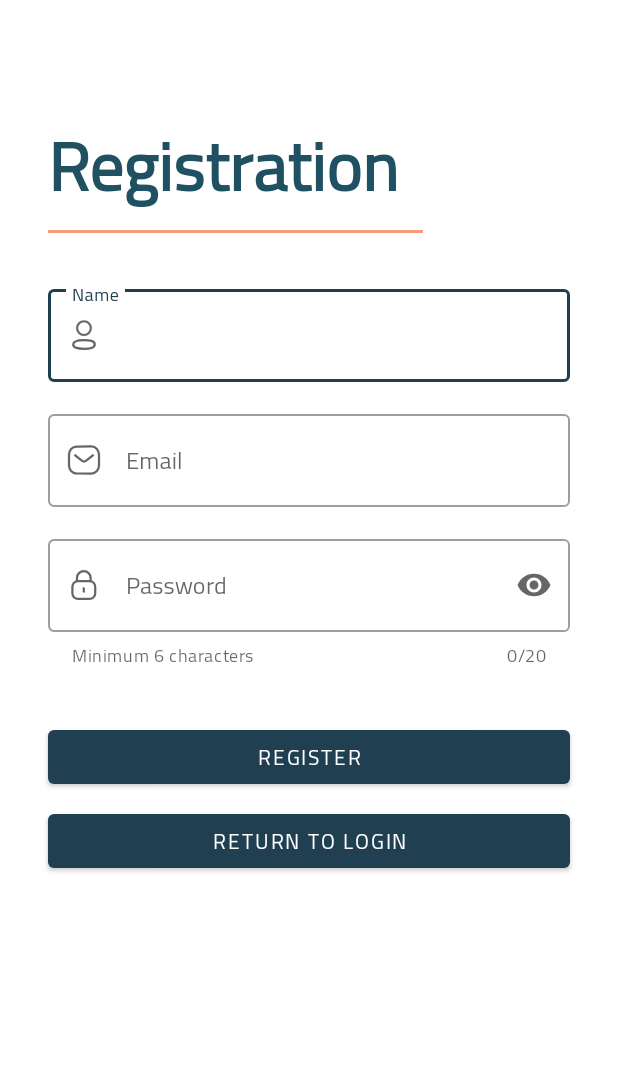
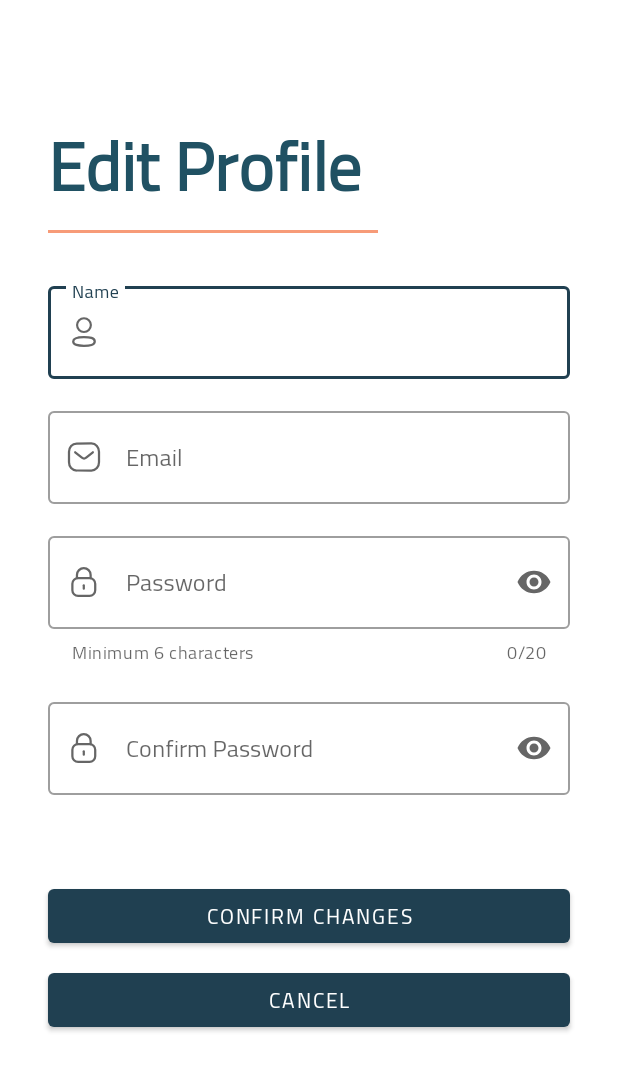
Before and after one commit to Aliboholaiqa/AynApp, an Android app: the ProfileEditInfoActivity screen opened directly, with no data from a screen before it, on a phone screen of 412 x 824 dp. Shown: the top 1071 px of the screen. Run offline under Robolectric (Android 15) with nearby library versions, the phone set to English and light mode, and no system bars.

Commit message:
Profile edit info page

```diff
--- /dev/null
+++ b/app/src/main/java/com/twq/aynapp/model/Car.kt
@@ -0,0 +1,6 @@
+package com.twq.aynapp.model
+
+import java.io.Serializable
+
+data class Car(var carName:String,var carImage:String, var carPrice:Float,var carYear:Int):Serializable {
+}
--- a/app/src/main/res/layout/activity_profile_edit_info.xml
+++ b/app/src/main/res/layout/activity_profile_edit_info.xml
@@ -9,7 +9,7 @@
     tools:layout_editor_absoluteY="0dp">
 
     <com.google.android.material.textfield.TextInputLayout
-        android:id="@+id/textFieldNameRegister"
+        android:id="@+id/textFieldEditName"
         style="@style/Widget.MaterialComponents.TextInputLayout.OutlinedBox"
         android:layout_width="match_parent"
         android:layout_height="wrap_content"
@@ -19,7 +19,7 @@
         android:hint="@string/name"
         app:layout_constraintEnd_toEndOf="parent"
         app:layout_constraintStart_toStartOf="parent"
-        app:layout_constraintTop_toBottomOf="@+id/divider"
+        app:layout_constraintTop_toBottomOf="@+id/textEditInfo"
         app:startIconDrawable="@drawable/ic_profile">
 
         <com.google.android.material.textfield.TextInputEditText
@@ -29,7 +29,7 @@
     </com.google.android.material.textfield.TextInputLayout>
 
     <com.google.android.material.textfield.TextInputLayout
-        android:id="@+id/textFieldEmailRegister"
+        android:id="@+id/textFieldEditEmail"
         style="@style/Widget.MaterialComponents.TextInputLayout.OutlinedBox"
         android:layout_width="match_parent"
         android:layout_height="wrap_content"
@@ -39,7 +39,7 @@
         android:hint="@string/email"
         app:layout_constraintEnd_toEndOf="parent"
         app:layout_constraintStart_toStartOf="parent"
-        app:layout_constraintTop_toBottomOf="@+id/textFieldNameRegister"
+        app:layout_constraintTop_toBottomOf="@+id/textFieldEditName"
         app:startIconDrawable="@drawable/ic_message">
 
         <com.google.android.material.textfield.TextInputEditText
@@ -49,12 +49,12 @@
     </com.google.android.material.textfield.TextInputLayout>
 
     <TextView
-        android:id="@+id/textViewRegister"
+        android:id="@+id/textEditInfo"
         android:layout_width="wrap_content"
         android:layout_height="wrap_content"
         android:layout_marginStart="32dp"
         android:layout_marginTop="68dp"
-        android:text="@string/registration"
+        android:text="Edit Profile"
         android:textColor="#205163"
         android:textSize="45sp"
         android:textStyle="bold"
@@ -64,7 +64,7 @@
         app:layout_constraintTop_toTopOf="parent" />
 
     <com.google.android.material.textfield.TextInputLayout
-        android:id="@+id/textFieldPasswordRegister"
+        android:id="@+id/textFieldEditPassword"
         style="@style/Widget.MaterialComponents.TextInputLayout.OutlinedBox"
         android:layout_width="match_parent"
         android:layout_height="wrap_content"
@@ -81,7 +81,34 @@
         app:layout_constraintEnd_toEndOf="parent"
         app:layout_constraintHorizontal_bias="0.0"
         app:layout_constraintStart_toEndOf="parent"
-        app:layout_constraintTop_toBottomOf="@+id/textFieldEmailRegister"
+        app:layout_constraintTop_toBottomOf="@+id/textFieldEditEmail"
+        app:startIconDrawable="@drawable/ic_lock">
+
+        <com.google.android.material.textfield.TextInputEditText
+            android:layout_width="match_parent"
+            android:layout_height="wrap_content"
+            android:inputType="textPassword"
+            tools:layout_editor_absoluteX="32dp"
+            tools:layout_editor_absoluteY="5dp" />
+
+    </com.google.android.material.textfield.TextInputLayout>
+
+    <com.google.android.material.textfield.TextInputLayout
+        android:id="@+id/textFieldEditConfirmPassword"
+        style="@style/Widget.MaterialComponents.TextInputLayout.OutlinedBox"
+        android:layout_width="match_parent"
+        android:layout_height="wrap_content"
+        android:layout_marginStart="32dp"
+        android:layout_marginTop="16dp"
+        android:layout_marginEnd="32dp"
+        android:hint="@string/confirm_password"
+        app:endIconMode="password_toggle"
+        app:errorEnabled="true"
+        app:helperTextEnabled="true"
+        app:layout_constraintEnd_toEndOf="parent"
+        app:layout_constraintHorizontal_bias="0.0"
+        app:layout_constraintStart_toEndOf="parent"
+        app:layout_constraintTop_toBottomOf="@+id/textFieldEditPassword"
         app:startIconDrawable="@drawable/ic_lock">
 
         <com.google.android.material.textfield.TextInputEditText
@@ -94,21 +121,21 @@
     </com.google.android.material.textfield.TextInputLayout>
 
     <Button
-        android:id="@+id/buttonRegistrationRegister"
+        android:id="@+id/buttonEditProfile"
         android:layout_width="0dp"
         android:layout_height="wrap_content"
         android:layout_marginStart="32dp"
         android:layout_marginTop="32dp"
         android:layout_marginEnd="32dp"
-        android:text="@string/register"
+        android:text="Confirm Changes"
         app:layout_constraintEnd_toEndOf="parent"
         app:layout_constraintHorizontal_bias="0.0"
         app:layout_constraintStart_toStartOf="parent"
-        app:layout_constraintTop_toBottomOf="@+id/textFieldPasswordRegister" />
+        app:layout_constraintTop_toBottomOf="@+id/textFieldEditConfirmPassword" />
 
     <View
         android:id="@+id/divider"
-        android:layout_width="250dp"
+        android:layout_width="220dp"
         android:layout_height="2dp"
         android:layout_marginStart="32dp"
         android:layout_marginEnd="32dp"
@@ -116,18 +143,19 @@
         app:layout_constraintEnd_toEndOf="parent"
         app:layout_constraintHorizontal_bias="0.0"
         app:layout_constraintStart_toStartOf="parent"
-        app:layout_constraintTop_toBottomOf="@+id/textViewRegister" />
+        app:layout_constraintTop_toBottomOf="@+id/textEditInfo" />
 
     <Button
-        android:id="@+id/buttonLoginRegister"
+        android:id="@+id/buttonCancel"
         android:layout_width="0dp"
         android:layout_height="wrap_content"
         android:layout_marginStart="32dp"
         android:layout_marginTop="8dp"
         android:layout_marginEnd="32dp"
-        android:text="@string/return_to_login"
+        android:text="@android:string/cancel"
         app:layout_constraintEnd_toEndOf="parent"
+        app:layout_constraintHorizontal_bias="0.0"
         app:layout_constraintStart_toStartOf="parent"
-        app:layout_constraintTop_toBottomOf="@+id/buttonRegistrationRegister" />
+        app:layout_constraintTop_toBottomOf="@+id/buttonEditProfile" />
 
 </androidx.constraintlayout.widget.ConstraintLayout>
```
Also changed, not shown: app/src/main/java/com/twq/aynapp/model/CarAdapter.kt (added, +34 -0 lines), app/src/main/java/com/twq/aynapp/view/home/HomeFragment.kt (+94 -78 lines), app/src/main/java/com/twq/aynapp/view/profile/ProfileFragment.kt (+93 -80 lines), app/src/main/res/values/strings.xml (+10 -0 lines).
